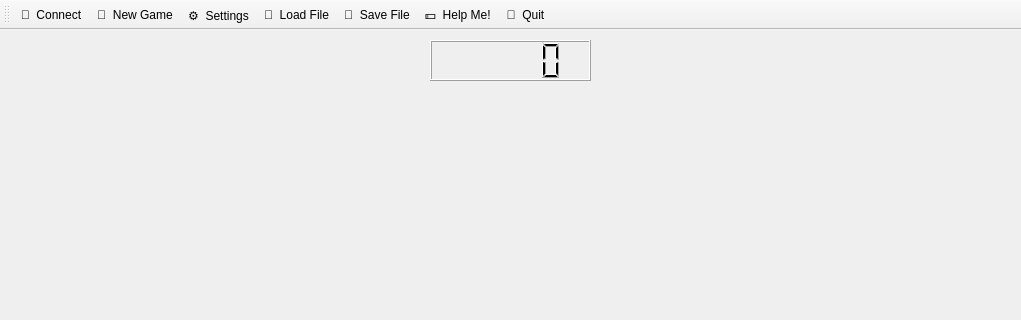
Before: the Qt Designer form mainwindow.ui in LyricZhao/QtChineseChess, drawn with Qt 5; both pictures show x 0 to 1021 and y 0 to 320 of the 1021 by 722 pixel window.
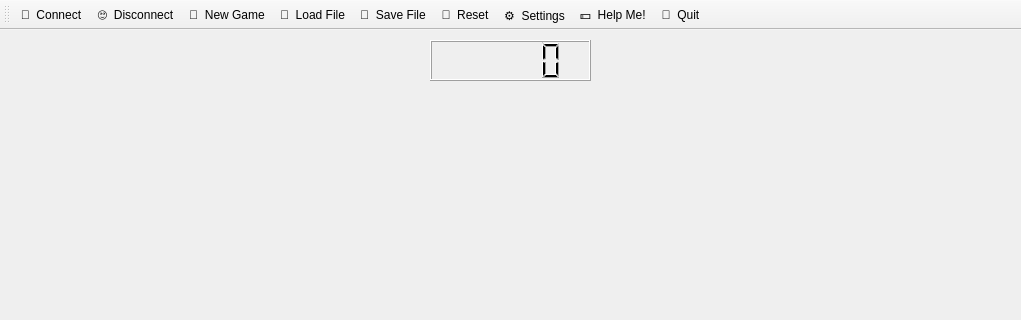
After: the same form once the commit is applied. Icons and pictures are not drawn.

Diff of the .ui file:
```diff
--- a/mainwindow.ui
+++ b/mainwindow.ui
@@ -55,10 +55,12 @@
     <bool>false</bool>
    </attribute>
    <addaction name="actionConnect"/>
+   <addaction name="action_Disconnect"/>
    <addaction name="actionNew_Game"/>
-   <addaction name="actionSettings"/>
    <addaction name="action_Load_File"/>
    <addaction name="action_Save_File"/>
+   <addaction name="action_Reset"/>
+   <addaction name="actionSettings"/>
    <addaction name="action_Help_Me"/>
    <addaction name="action_Quit"/>
   </widget>
@@ -139,6 +141,25 @@
     <string>Ctrl+C</string>
    </property>
   </action>
+  <action name="action_Disconnect">
+   <property name="text">
+    <string>🙄  Disconnect</string>
+   </property>
+   <property name="toolTip">
+    <string>Disconnect the game!</string>
+   </property>
+   <property name="shortcut">
+    <string>Ctrl+D</string>
+   </property>
+  </action>
+  <action name="action_Reset">
+   <property name="text">
+    <string>🦆  Reset</string>
+   </property>
+   <property name="toolTip">
+    <string>Reset to the original board!</string>
+   </property>
+  </action>
  </widget>
  <layoutdefault spacing="6" margin="11"/>
  <resources>
```
